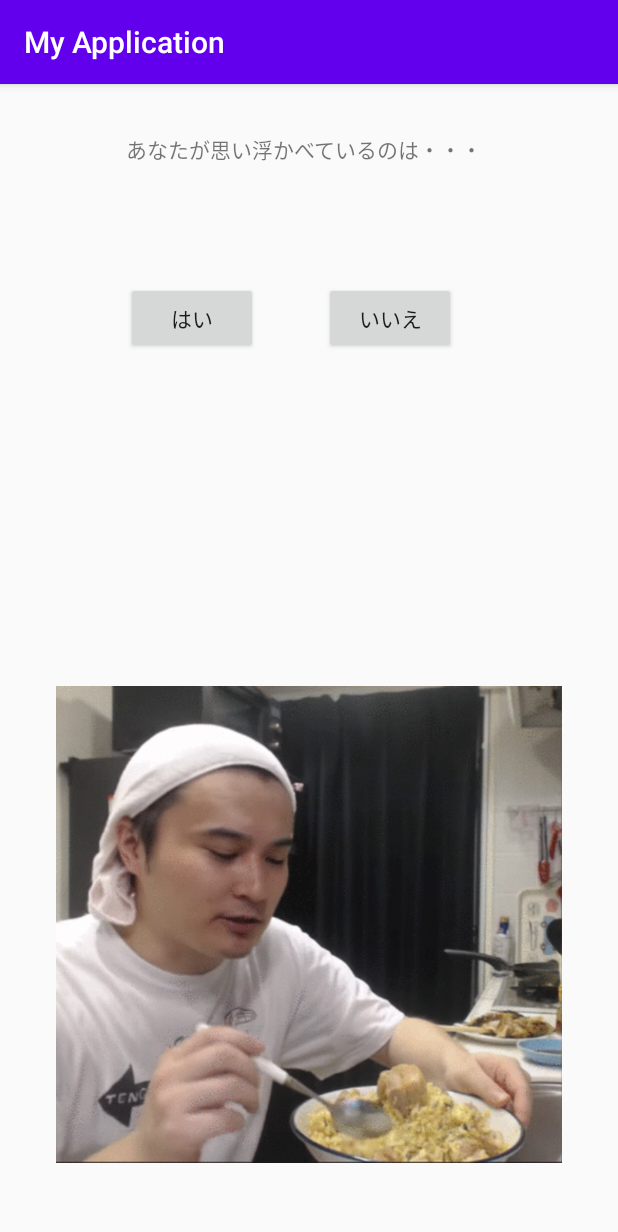
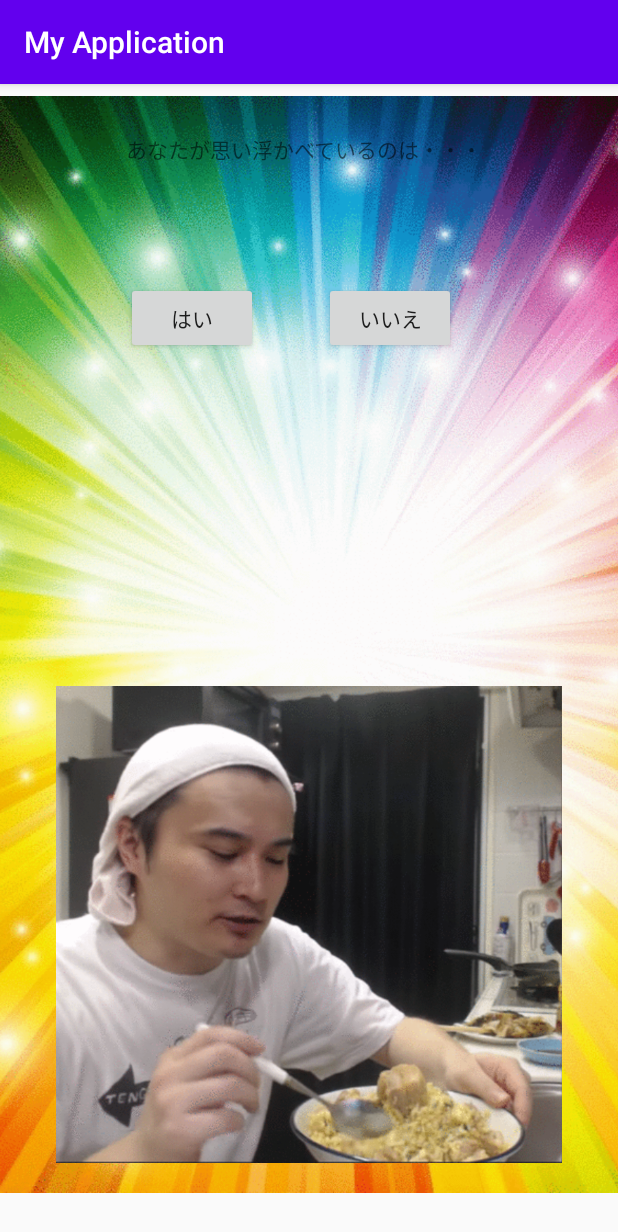
Before and after one commit to kena314/MyApplication, an Android app: the ResultScreenActivity screen opened directly, with no data from a screen before it, on a phone screen of 412 x 824 dp. Shown: the top 1232 px of the screen. Run offline under Robolectric (Android 15) with nearby library versions, the phone set to English and light mode, and no system bars; 2 statements that could not run were skipped.

Commit message:
答え画面

```diff
--- a/app/src/main/res/layout/activity_result_screen.xml
+++ b/app/src/main/res/layout/activity_result_screen.xml
@@ -4,6 +4,18 @@
     xmlns:tools="http://schemas.android.com/tools"
     android:layout_width="match_parent"
     android:layout_height="match_parent">
+
+    <ImageView
+        android:id="@+id/imageView6"
+        android:layout_width="517dp"
+        android:layout_height="878dp"
+        app:layout_constraintBottom_toBottomOf="parent"
+        app:layout_constraintEnd_toEndOf="parent"
+        app:layout_constraintHorizontal_bias="0.386"
+        app:layout_constraintStart_toStartOf="parent"
+        app:layout_constraintTop_toTopOf="parent"
+        app:layout_constraintVertical_bias="0.605"
+        app:srcCompat="@drawable/nizi" />
 
     <Button
         android:id="@+id/rejected_button"
@@ -59,4 +71,5 @@
         app:layout_constraintEnd_toEndOf="parent"
         app:layout_constraintStart_toStartOf="parent"
         app:srcCompat="@drawable/cuisine" />
+
 </androidx.constraintlayout.widget.ConstraintLayout>
--- a/app/src/main/res/values/styles.xml
+++ b/app/src/main/res/values/styles.xml
@@ -1,6 +1,6 @@
 <resources>
     <!-- Base application theme. -->
-    <style name="AppTheme" parent="Theme.AppCompat.Light.DarkActionBar">
+    <style name="AppTheme" parent="Base.Theme.AppCompat.Light.DarkActionBar">
         <!-- Customize your theme here. -->
         <item name="colorPrimary">@color/colorPrimary</item>
         <item name="colorPrimaryDark">@color/colorPrimaryDark</item>
```
Also changed, not shown: app/src/main/res/drawable/nizi.gif (added).
